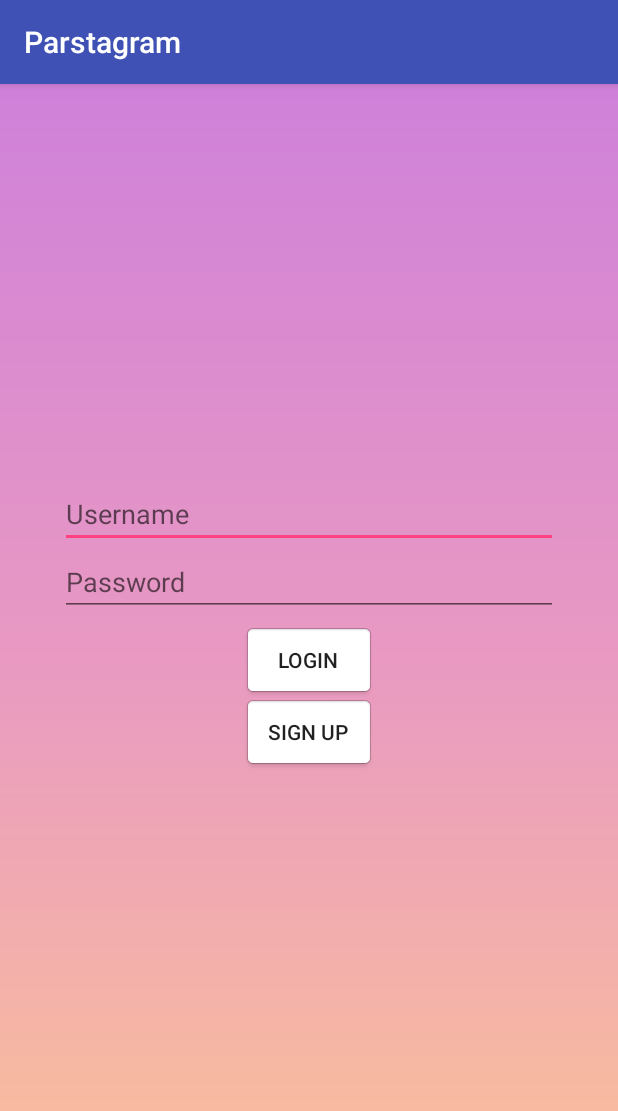
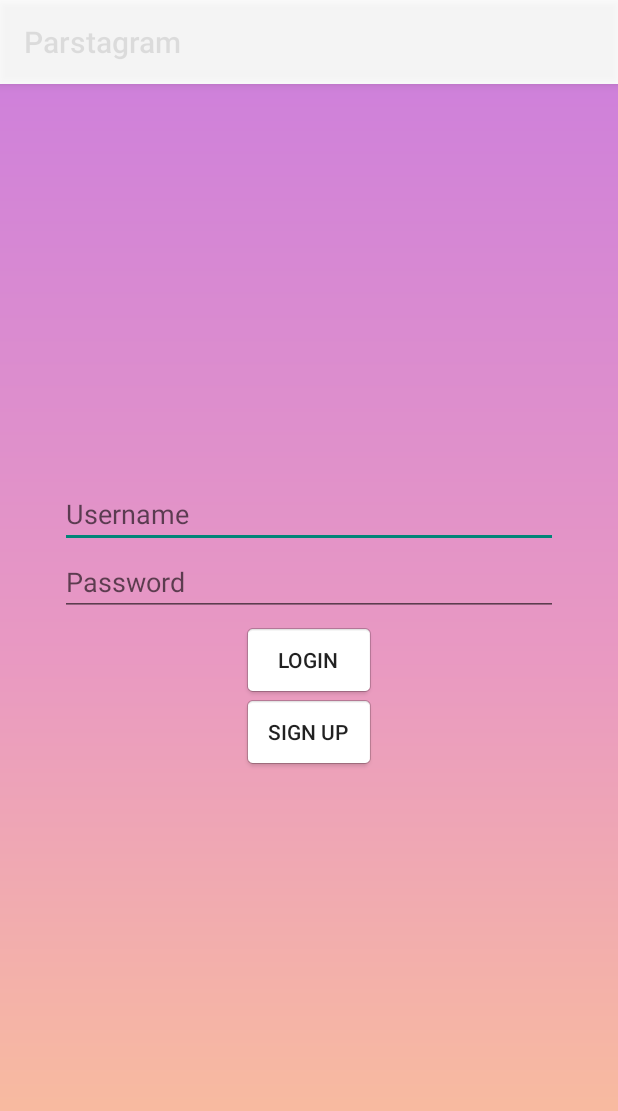
Before and after one commit to amyhgu/Parstagram, an Android app: the screen it shows after launch (MainActivity), on a phone screen of 412 x 824 dp. Shown: the top 1111 px of the screen. Run offline under Robolectric (Android 15) with nearby library versions, the phone set to English and light mode, and no system bars; libraries missing offline, so code that uses them is left out: com.parse; 6 statements that could not run were skipped.

Commit message:
beaut actionbar

```diff
--- a/app/src/main/java/me/amyhgu/parstagram/DetailsActivity.java
+++ b/app/src/main/java/me/amyhgu/parstagram/DetailsActivity.java
@@ -69,7 +69,7 @@ public class DetailsActivity extends AppCompatActivity {
         ivFavorite.setOnClickListener(new View.OnClickListener() {
             @Override
             public void onClick(View view) {
-                helper.handleFaves(post, ivFavorite);
+                helper.handleFaves(post, ivFavorite, tvNumLikes);
             }
         });
     }
--- a/app/src/main/java/me/amyhgu/parstagram/HomeActivity.java
+++ b/app/src/main/java/me/amyhgu/parstagram/HomeActivity.java
@@ -19,6 +19,7 @@ import android.support.v4.app.FragmentTransaction;
 import android.support.v4.content.ContextCompat;
 import android.support.v4.content.FileProvider;
 import android.support.v7.app.AppCompatActivity;
+import android.support.v7.app.ActionBar;
 import android.os.Bundle;
 import android.util.Log;
 import android.view.MenuItem;
@@ -61,6 +62,8 @@ public class HomeActivity extends AppCompatActivity
     protected void onCreate(Bundle savedInstanceState) {
         super.onCreate(savedInstanceState);
         setContentView(R.layout.activity_home);
+        getSupportActionBar().setDisplayOptions(ActionBar.DISPLAY_SHOW_CUSTOM);
+        getSupportActionBar().setCustomView(R.layout.actionbar_instagram);
 
         final FragmentManager fragmentManager = getSupportFragmentManager();
 
--- a/app/src/main/java/me/amyhgu/parstagram/PostAdapter.java
+++ b/app/src/main/java/me/amyhgu/parstagram/PostAdapter.java
@@ -131,7 +131,7 @@ public class PostAdapter extends RecyclerView.Adapter<PostAdapter.ViewHolder> {
                 if (view.getId() == ivPropic.getId()) {
                     listenerRef.get().onPropicClicked(post.getUser());
                 } else if (view.getId() == ivFavorite.getId()) {
-                    helper.handleFaves(post, ivFavorite);
+                    helper.handleFaves(post, ivFavorite, tvNumLikes);
 //                } else if (view.getId() == ivRetweet.getId()) {
 //                    helper.retweetItem(tweet, client, ivRetweet);
                 } else {
--- a/app/src/main/java/me/amyhgu/parstagram/PostHelper.java
+++ b/app/src/main/java/me/amyhgu/parstagram/PostHelper.java
@@ -1,6 +1,7 @@
 package me.amyhgu.parstagram;
 
 import android.widget.ImageView;
+import android.widget.TextView;
 
 import com.parse.ParseUser;
 
@@ -13,7 +14,7 @@ public class PostHelper {
 
     String username = ParseUser.getCurrentUser().getUsername();
 
-    public void handleFaves(Post post, ImageView ivHeart) {
+    public void handleFaves(Post post, ImageView ivHeart, TextView tvNumLikes) {
         List userFaves = post.getUserFaves();
         if (userFaves == null) {
             userFaves = new ArrayList();
@@ -32,6 +33,7 @@ public class PostHelper {
 
             ivHeart.setImageResource(R.drawable.ic_heart_active);
         }
+        tvNumLikes.setText(getLikesString(post));
     }
 
     public void setHeartImage(Post post, ImageView ivHeart) {
--- a/app/src/main/res/values/styles.xml
+++ b/app/src/main/res/values/styles.xml
@@ -1,12 +1,33 @@
 <?xml version="1.0" encoding="utf-8"?>
 <resources>
 
-    <!-- Base application theme. -->
+
     <style name="AppTheme" parent="Theme.AppCompat.Light.DarkActionBar">
-        <!-- Customize your theme here. -->
-        <item name="colorPrimary">@color/colorPrimary</item>
-        <item name="colorPrimaryDark">@color/colorPrimaryDark</item>
-        <item name="colorAccent">@color/colorAccent</item>
+        <item name="android:actionBarStyle">@style/MyActionBar</item>
+        <item name="android:actionBarTabTextStyle">@style/MyActionBarTabText</item>
+
+        <!-- Support library compatibility -->
+        <item name="actionBarStyle">@style/MyActionBar</item>
+        <item name="actionBarTabTextStyle">@style/MyActionBarTabText</item>
     </style>
 
+    <style name="MyActionBar" parent="@style/Widget.AppCompat.Light.ActionBar.Solid.Inverse">
+        <item name="android:background">@color/action_bar_semi_transparent_white</item>
+        <item name="android:titleTextStyle">@style/MyActionBar.TitleTextStyle</item>
+
+        <!-- Support library compatibility -->
+        <item name="background">@color/action_bar_semi_transparent_white</item>
+        <item name="titleTextStyle">@style/MyActionBar.TitleTextStyle</item>
+    </style>
+
+    <style name="MyActionBar.TitleTextStyle"
+        parent="@style/TextAppearance.AppCompat.Widget.ActionBar.Title">
+        <item name="android:textColor">@color/black_10_transparent</item>
+    </style>
+
+    <style name="MyActionBarTabText" parent="@style/Widget.AppCompat.ActionBar.TabText">
+        <item name="android:textColor">@color/black_10_transparent</item>
+    </style>
+
+
 </resources>
```
Also changed, not shown: app/src/main/res/drawable/ic_instagram_brand.xml (added, +9 -0 lines), app/src/main/res/layout/actionbar_instagram.xml (added, +16 -0 lines), app/src/main/res/drawable-hdpi/ic_instagram_black_logo.png (added), app/src/main/res/drawable-hdpi/ic_instagram_white_logo.png (added), app/src/main/res/drawable-hdpi/instagram_text_logo_hd.png (added), app/src/main/res/drawable-mdpi/ic_instagram_black_logo.png (added), app/src/main/res/drawable-mdpi/ic_instagram_white_logo.png (added), app/src/main/res/drawable-mdpi/instagram_text_logo_hd.png (added), app/src/main/res/drawable-xhdpi/ic_instagram_black_logo.png (added), app/src/main/res/drawable-xhdpi/ic_instagram_white_logo.png (added), app/src/main/res/drawable-xhdpi/instagram_text_logo_hd.png (added), app/src/main/res/drawable-xxhdpi/ic_instagram_black_logo.png (added), app/src/main/res/drawable-xxhdpi/ic_instagram_white_logo.png (added), app/src/main/res/drawable-xxhdpi/instagram_text_logo_hd.png (added).
